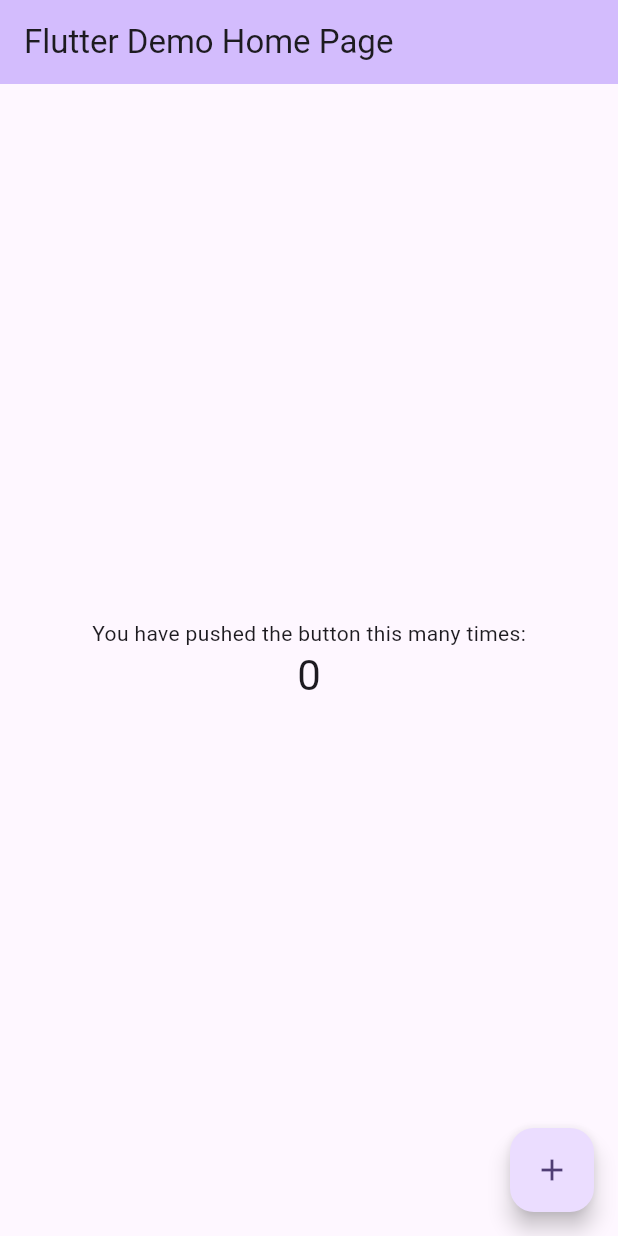
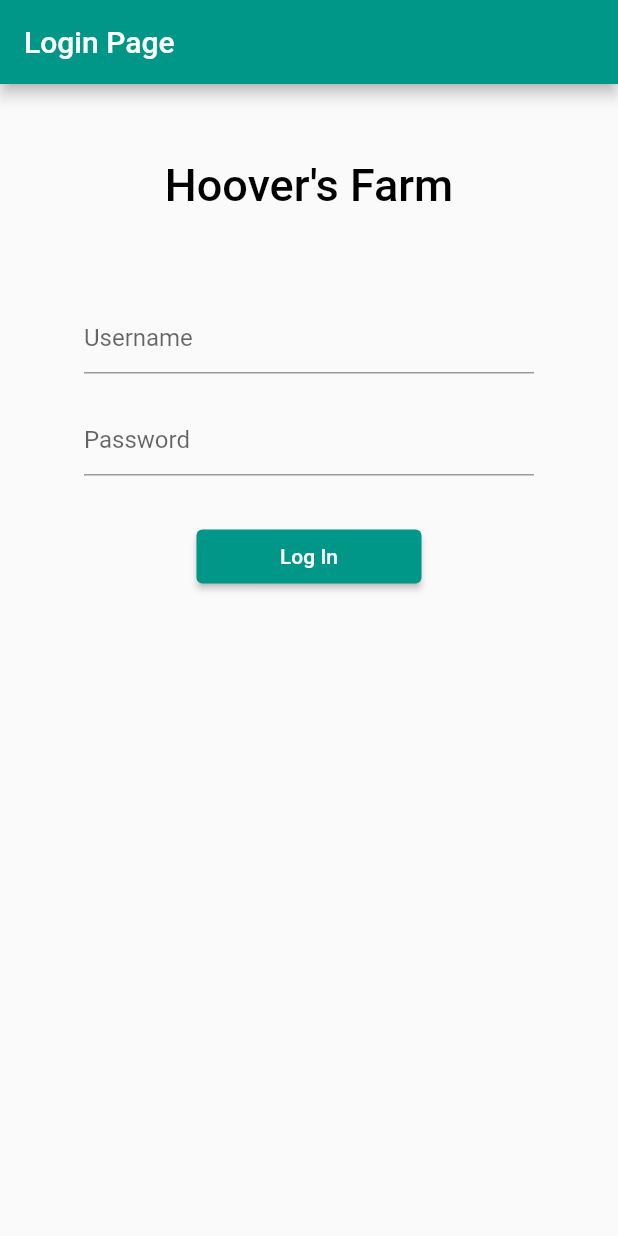
Before and after one commit to tjayhoover/mulch-order-system-driver-app, a Flutter app: the screen it shows after launch, on a phone screen of 412 x 824 dp. Run offline on Flutter 3.47's test engine with Material 2 defaults, Android fonts, the phone set to English and light mode, and no system bars; our stand-ins replace equatable, flutter_bloc, get_it; accounts and stored records are empty.

Commit message:
Added login page and dashboard page. Both were essentially copied from the other flutter project.

```diff
--- /dev/null
+++ b/lib/cubits/login/login_cubit.dart
@@ -0,0 +1,28 @@
+import 'package:flutter_bloc/flutter_bloc.dart';
+import 'package:driver_app/states/login_state.dart';
+import 'package:driver_app/repositories/login_repository.dart';
+import 'package:get_it/get_it.dart';
+
+class LoginCubit extends Cubit<LoginState> {
+  late LoginRepository loginRepo;
+  LoginCubit() : super(LoginInitialState()) {
+    loginRepo = GetIt.I<LoginRepository>();
+  }
+
+  void logIn(String username, String password) async {
+    try {
+      emit(LoginLoadingState());
+      final user = await loginRepo.login(username, password);
+      if (user != null) {
+        // In this case the login was successful
+        // So we set the currently logged in user
+        loginRepo.setCurrentUser(user);
+        emit(LoginSuccessState(user));
+      } else {
+        emit(LoginFailureState());
+      }
+    } catch (e) {
+      emit(LoginFailureState());
+    }
+  }
+}
--- /dev/null
+++ b/lib/cubits/order_retrieval/order_retrieval_cubit.dart
@@ -0,0 +1,21 @@
+import 'package:driver_app/repositories/order_repository.dart';
+import 'package:driver_app/states/mulch_order_state.dart';
+import 'package:flutter_bloc/flutter_bloc.dart';
+import 'package:get_it/get_it.dart';
+
+class MulchOrderCubit extends Cubit<MulchOrderState> {
+  late OrderRepository orderRepo;
+  MulchOrderCubit() : super(MulchOrderInitialState()) {
+    orderRepo = GetIt.I<OrderRepository>();
+  }
+
+  void getOrders() async {
+    try {
+      emit(MulchOrderLoadingState());
+      final orders = await orderRepo.getOrdersForToday();
+      emit(MulchOrdersLoadedState(orders));
+    } catch (e) {
+      emit(MulchOrderFailureState());
+    }
+  }
+}
--- /dev/null
+++ b/lib/entities/user.dart
@@ -0,0 +1,15 @@
+class User {
+  late int id;
+  late String name;
+  late String role;
+
+  User(this.id, this.name, this.role);
+
+  Map<String, dynamic> toJson() => {'id': id, 'name': name, 'role': role};
+
+  User.fromJson(Map<String, dynamic> json) {
+    id = json['id'];
+    name = json['name'];
+    role = json['role'];
+  }
+}
--- a/lib/main.dart
+++ b/lib/main.dart
@@ -1,125 +1,32 @@
+import 'package:driver_app/cubits/login/login_cubit.dart';
+import 'package:driver_app/cubits/order_retrieval/order_retrieval_cubit.dart';
+import 'package:driver_app/repositories/login_repository.dart';
+import 'package:driver_app/repositories/mocks/mock_login_repository.dart';
+import 'package:driver_app/repositories/mocks/mock_order_repository.dart';
+import 'package:driver_app/repositories/order_repository.dart';
 import 'package:flutter/material.dart';
 
-void main() {
-  runApp(const MyApp());
+import 'package:driver_app/pages/login/login.dart';
+
+import 'package:get_it/get_it.dart';
+import 'package:flutter_bloc/flutter_bloc.dart';
+
+void main() async {
+  GetIt.I.registerSingleton<OrderRepository>(MockOrderRepository());
+  GetIt.I.registerSingleton<LoginRepository>(MockLoginRepository());
+
+  runApp(MultiBlocProvider(
+    providers: [
+      BlocProvider(create: (BuildContext context) => MulchOrderCubit()),
+      BlocProvider(create: (BuildContext context) => LoginCubit())
+    ],
+    child: MaterialApp(
+      title: 'Mulch Order Delivery App',
+      theme: ThemeData(
+        primarySwatch: Colors.teal,
+        visualDensity: VisualDensity.adaptivePlatformDensity,
+      ),
+      home: LogInPage(),
+    ),
+  ));
 }
-
-class MyApp extends StatelessWidget {
-  const MyApp({super.key});
-
-  // This widget is the root of your application.
-  @override
-  Widget build(BuildContext context) {
-    return MaterialApp(
-      title: 'Flutter Demo',
-      theme: ThemeData(
-        // This is the theme of your application.
-        //
-        // TRY THIS: Try running your application with "flutter run". You'll see
-        // the application has a blue toolbar. Then, without quitting the app,
-        // try changing the seedColor in the colorScheme below to Colors.green
-        // and then invoke "hot reload" (save your changes or press the "hot
-        // reload" button in a Flutter-supported IDE, or press "r" if you used
-        // the command line to start the app).
-        //
-        // Notice that the counter didn't reset back to zero; the application
-        // state is not lost during the reload. To reset the state, use hot
-        // restart instead.
-        //
-        // This works for code too, not just values: Most code changes can be
-        // tested with just a hot reload.
-        colorScheme: ColorScheme.fromSeed(seedColor: Colors.deepPurple),
-        useMaterial3: true,
-      ),
-      home: const MyHomePage(title: 'Flutter Demo Home Page'),
-    );
-  }
-}
-
-class MyHomePage extends StatefulWidget {
-  const MyHomePage({super.key, required this.title});
-
-  // This widget is the home page of your application. It is stateful, meaning
-  // that it has a State object (defined below) that contains fields that affect
-  // how it looks.
-
-  // This class is the configuration for the state. It holds the values (in this
-  // case the title) provided by the parent (in this case the App widget) and
-  // used by the build method of the State. Fields in a Widget subclass are
-  // always marked "final".
-
-  final String title;
-
-  @override
-  State<MyHomePage> createState() => _MyHomePageState();
-}
-
-class _MyHomePageState extends State<MyHomePage> {
-  int _counter = 0;
-
-  void _incrementCounter() {
-    setState(() {
-      // This call to setState tells the Flutter framework that something has
-      // changed in this State, which causes it to rerun the build method below
-      // so that the display can reflect the updated values. If we changed
-      // _counter without calling setState(), then the build method would not be
-      // called again, and so nothing would appear to happen.
-      _counter++;
-    });
-  }
-
-  @override
-  Widget build(BuildContext context) {
-    // This method is rerun every time setState is called, for instance as done
-    // by the _incrementCounter method above.
-    //
-    // The Flutter framework has been optimized to make rerunning build methods
-    // fast, so that you can just rebuild anything that needs updating rather
-    // than having to individually change instances of widgets.
-    return Scaffold(
-      appBar: AppBar(
-        // TRY THIS: Try changing the color here to a specific color (to
-        // Colors.amber, perhaps?) and trigger a hot reload to see the AppBar
-        // change color while the other colors stay the same.
-        backgroundColor: Theme.of(context).colorScheme.inversePrimary,
-        // Here we take the value from the MyHomePage object that was created by
-        // the App.build method, and use it to set our appbar title.
-        title: Text(widget.title),
-      ),
-      body: Center(
-        // Center is a layout widget. It takes a single child and positions it
-        // in the middle of the parent.
-        child: Column(
-          // Column is also a layout widget. It takes a list of children and
-          // arranges them vertically. By default, it sizes itself to fit its
-          // children horizontally, and tries to be as tall as its parent.
-          //
-          // Column has various properties to control how it sizes itself and
-          // how it positions its children. Here we use mainAxisAlignment to
-          // center the children vertically; the main axis here is the vertical
-          // axis because Columns are vertical (the cross axis would be
-          // horizontal).
-          //
-          // TRY THIS: Invoke "debug painting" (choose the "Toggle Debug Paint"
-          // action in the IDE, or press "p" in the console), to see the
-          // wireframe for each widget.
-          mainAxisAlignment: MainAxisAlignment.center,
-          children: <Widget>[
-            const Text(
-              'You have pushed the button this many times:',
-            ),
-            Text(
-              '$_counter',
-              style: Theme.of(context).textTheme.headlineMedium,
-            ),
-          ],
-        ),
-      ),
-      floatingActionButton: FloatingActionButton(
-        onPressed: _incrementCounter,
-        tooltip: 'Increment',
-        child: const Icon(Icons.add),
-      ), // This trailing comma makes auto-formatting nicer for build methods.
-    );
-  }
-}
--- /dev/null
+++ b/lib/pages/login/login.dart
@@ -0,0 +1,111 @@
+import 'package:driver_app/cubits/order_retrieval/order_retrieval_cubit.dart';
+import 'package:driver_app/pages/dashboard/dashboard.dart';
+import 'package:flutter/material.dart';
+import 'package:flutter_bloc/flutter_bloc.dart';
+import 'package:driver_app/cubits/login/login_cubit.dart';
+import 'package:driver_app/states/login_state.dart';
+
+class LogInPage extends StatelessWidget {
+  LogInPage({super.key});
+
+  final usrnmCtrl = TextEditingController();
+  final pwCtrl = TextEditingController();
+
+  @override
+  Widget build(BuildContext context) {
+    return Scaffold(
+      appBar: AppBar(
+        title: const Text('Login Page'),
+      ),
+      body: Center(
+        child: Column(
+          children: [
+            const Padding(
+                padding: EdgeInsets.only(top: 50),
+                child: Text(
+                  "Hoover's Farm",
+                  style: TextStyle(
+                      color: Colors.black,
+                      fontWeight: FontWeight.w500,
+                      fontSize: 30),
+                )),
+            SizedBox(
+              width: 300,
+              child: Padding(
+                padding: const EdgeInsets.only(top: 60.0),
+                child: TextField(
+                    decoration: const InputDecoration(hintText: 'Username'),
+                    controller: usrnmCtrl),
+              ),
+            ),
+            SizedBox(
+              width: 300,
+              child: Padding(
+                padding: const EdgeInsets.only(top: 20.0),
+                child: TextField(
+                    decoration: const InputDecoration(
+                      hintText: 'Password',
+                    ),
+                    obscureText: true,
+                    controller: pwCtrl),
+              ),
+            ),
+            SizedBox(
+              width: 150,
+              child: Padding(
+                padding: const EdgeInsets.only(top: 30.0),
+                child: ElevatedButton(
+                  child: const Text('Log In'),
+                  onPressed: () async {
+                    var loginCubit = BlocProvider.of<LoginCubit>(context);
+                    loginCubit.logIn(usrnmCtrl.text, pwCtrl.text);
+                  },
+                ),
+              ),
+            ),
+            BlocConsumer<LoginCubit, LoginState>(listener: (context, state) {
+              if (state is LoginSuccessState) {
+                var bloc = BlocProvider.of<MulchOrderCubit>(context);
+                bloc.getOrders();
+                Navigator.push(
+                  context,
+                  MaterialPageRoute(builder: (context) => const Dashboard()),
+                );
+              } else if (state is LoginFailureState) {
+                showDialog<void>(
+                    context: context,
+                    builder: (BuildContext context) => const AlertDialog(
+                          title: Text('Error'),
+                          content: Text('Login failed. Try again.'),
+                        ));
+                usrnmCtrl.clear();
+                pwCtrl.clear();
+              }
+            }, builder: (context, state) {
+              if (state is LoginInitialState) {
+                return const Text('');
+              } else if (state is LoginLoadingState) {
+                return const Padding(
+                  padding: EdgeInsets.only(top: 20.0),
+                  child: CircularProgressIndicator(),
+                );
+              } else if (state is LoginSuccessState) {
+                // What should we do here?
+                return Padding(
+                  padding: const EdgeInsets.only(top: 20),
+                  child: Text(
+                      "You (${state.loggedInUser.role}) are logged in as ${state.loggedInUser.name}"),
+                );
+              } else if (state is LoginFailureState) {
+                // TODO: What should actually be done here?
+                return Container();
+              } else {
+                return Text(state.toString());
+              }
+            }),
+          ],
+        ),
+      ),
+    );
+  }
+}
--- /dev/null
+++ b/lib/repositories/login_repository.dart
@@ -0,0 +1,10 @@
+import 'package:driver_app/entities/user.dart';
+
+abstract class LoginRepository {
+  User? user;
+
+  Future<User?> login(String username, String password);
+
+  void setCurrentUser(User u);
+  User? getCurrentUser();
+}
--- /dev/null
+++ b/lib/repositories/order_repository.dart
@@ -0,0 +1,5 @@
+import 'package:driver_app/entities/mulch_order.dart';
+
+abstract class OrderRepository {
+  List<MulchOrder> getOrdersForToday();
+}
--- /dev/null
+++ b/lib/states/login_state.dart
@@ -0,0 +1,28 @@
+import 'package:equatable/equatable.dart';
+
+import 'package:driver_app/entities/user.dart';
+
+abstract class LoginState extends Equatable {}
+
+class LoginInitialState extends LoginState {
+  @override
+  List<Object?> get props => [];
+}
+
+class LoginFailureState extends LoginState {
+  @override
+  List<Object?> get props => [];
+}
+
+class LoginLoadingState extends LoginState {
+  @override
+  // TODO: implement props
+  List<Object?> get props => [];
+}
+
+class LoginSuccessState extends LoginState {
+  final User loggedInUser;
+  LoginSuccessState(this.loggedInUser);
+  @override
+  List<Object?> get props => [loggedInUser];
+}
--- /dev/null
+++ b/lib/states/mulch_order_state.dart
@@ -0,0 +1,48 @@
+import 'package:driver_app/entities/mulch_order.dart';
+import 'package:equatable/equatable.dart';
+
+
+abstract class MulchOrderState extends Equatable {}
+
+class MulchOrderInitialState extends MulchOrderState {
+  @override
+  List<Object?> get props => [];
+}
+
+class MulchOrderLoadingState extends MulchOrderState {
+  @override
+  // TODO: implement props
+  List<Object?> get props => [];
+}
+
+class MulchOrderLoadedState extends MulchOrderState {
+  final MulchOrder order;
+  MulchOrderLoadedState(this.order);
+  @override
+  List<Object?> get props => [order];
+}
+
+class MulchOrderFailureState extends MulchOrderState {
+  @override
+  // TODO: implement props
+  List<Object?> get props => [];
+}
+
+class MulchOrdersLoadingState extends MulchOrderState {
+  @override
+  // TODO: implement props
+  List<Object?> get props => [];
+}
+
+class MulchOrdersLoadedState extends MulchOrderState {
+  final List<MulchOrder> orders;
+  MulchOrdersLoadedState(this.orders);
+  @override
+  List<Object?> get props => [orders];
+}
+
+class MulchOrdersFailureState extends MulchOrderState {
+  @override
+  // TODO: implement props
+  List<Object?> get props => [];
+}
--- /dev/null
+++ b/lib/url.dart
@@ -0,0 +1 @@
+const String serverURL = "";
--- a/pubspec.yaml
+++ b/pubspec.yaml
@@ -35,6 +35,12 @@ dependencies:
   # The following adds the Cupertino Icons font to your application.
   # Use with the CupertinoIcons class for iOS style icons.
   cupertino_icons: ^1.0.2
+  get_it: ^7.6.0
+  bloc: ^8.1.2
+  flutter_bloc: ^8.1.3
+  equatable: ^2.0.5
+  http: ^1.1.0
+  intl: ^0.18.1
 
 dev_dependencies:
   flutter_test:
```
Also changed, not shown: lib/entities/mulch_order.dart (added, +14 -0 lines), lib/pages/dashboard/dashboard.dart (added, +82 -0 lines), lib/repositories/implementations/live_login_repository.dart (added, +45 -0 lines), lib/repositories/mocks/mock_login_repository.dart (added, +27 -0 lines), lib/repositories/mocks/mock_order_repository.dart (added, +10 -0 lines), lib/repositories/implementations/live_order_repository.dart (added), pubspec.lock.
